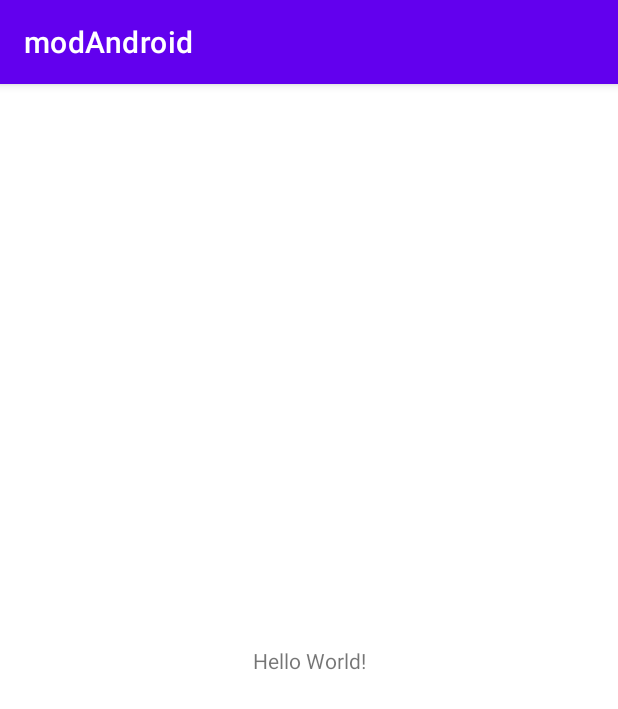
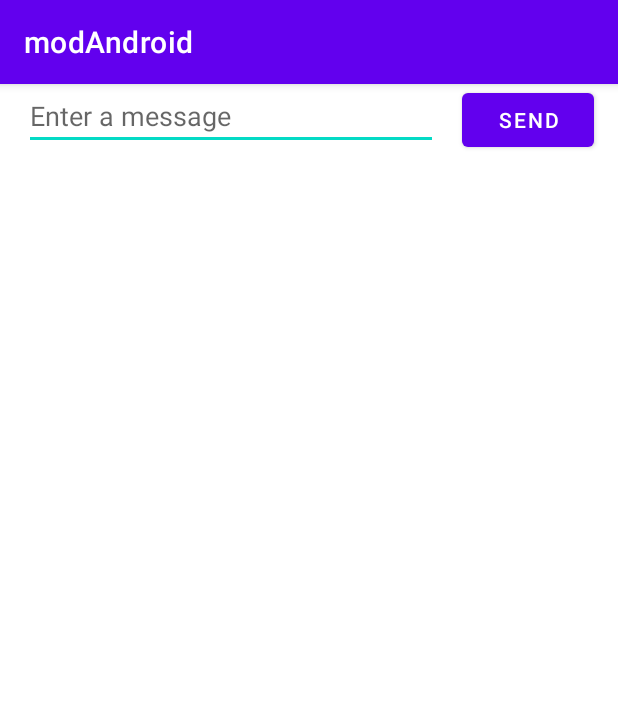
Before and after one commit to jorgbell/VDM_22-23, an Android app: the screen it shows after launch (MainActivity), on a phone screen of 412 x 824 dp. Shown: the top 709 px of the screen. Run offline under Robolectric (Android 15) with nearby library versions, the phone set to English and light mode, and no system bars.

Commit message:
piummmmmmmm mitad de la p0

```diff
--- a/practicas/p0/modandroid/src/main/java/com/example/modandroid/MainActivity.java
+++ b/practicas/p0/modandroid/src/main/java/com/example/modandroid/MainActivity.java
@@ -2,13 +2,26 @@ package com.example.modandroid;
 
 import androidx.appcompat.app.AppCompatActivity;
 
+import android.content.Intent;
 import android.os.Bundle;
+import android.view.View;
+import android.widget.EditText;
 
 public class MainActivity extends AppCompatActivity {
+    public static final String EXTRA_MESSAGE = "com.example.myfirstapp.MESSAGE";
 
     @Override
     protected void onCreate(Bundle savedInstanceState) {
         super.onCreate(savedInstanceState);
         setContentView(R.layout.activity_main);
     }
+    /** Called when the user taps the Send button */
+    public void sendMessage(View view) {
+        // Do something in response to button
+        Intent intent = new Intent(this, DisplayMessageActivity.class);
+        EditText editText = (EditText) findViewById(R.id.editTextTextPersonName);
+        String message = editText.getText().toString();
+        intent.putExtra(EXTRA_MESSAGE, message);
+        startActivity(intent);
+    }
 }
--- a/practicas/p0/modandroid/src/main/res/layout/activity_main.xml
+++ b/practicas/p0/modandroid/src/main/res/layout/activity_main.xml
@@ -6,13 +6,29 @@
     android:layout_height="match_parent"
     tools:context=".MainActivity">
 
-    <TextView
+    <EditText
+        android:id="@+id/editTextTextPersonName"
+        android:layout_width="0dp"
+        android:layout_height="44dp"
+        android:layout_marginStart="16dp"
+        android:ems="10"
+        android:hint="@string/edit_message"
+        android:inputType="textPersonName"
+        app:layout_constraintBaseline_toBaselineOf="@+id/button"
+        app:layout_constraintEnd_toStartOf="@+id/button"
+        app:layout_constraintHorizontal_bias="0.5"
+        app:layout_constraintStart_toStartOf="parent" />
+
+    <Button
+        android:id="@+id/button"
         android:layout_width="wrap_content"
         android:layout_height="wrap_content"
-        android:text="Hello World!"
-        app:layout_constraintBottom_toBottomOf="parent"
+        android:layout_marginStart="16dp"
+        android:layout_marginEnd="16dp"
+        android:onClick="sendMessage"
+        android:text="@string/button_send"
         app:layout_constraintEnd_toEndOf="parent"
-        app:layout_constraintStart_toStartOf="parent"
-        app:layout_constraintTop_toTopOf="parent" />
-
+        app:layout_constraintHorizontal_bias="0.5"
+        app:layout_constraintStart_toEndOf="@+id/editTextTextPersonName"
+        tools:layout_editor_absoluteY="18dp" />
 </androidx.constraintlayout.widget.ConstraintLayout>
--- a/practicas/p0/modandroid/src/main/res/values/strings.xml
+++ b/practicas/p0/modandroid/src/main/res/values/strings.xml
@@ -1,3 +1,5 @@
 <resources>
     <string name="app_name">modAndroid</string>
+    <string name="edit_message">Enter a message</string>
+    <string name="button_send">Send</string>
 </resources>
```
Also changed, not shown: practicas/p0/modandroid/src/main/AndroidManifest.xml (+7 -0 lines), practicas/p0/modandroid/src/main/java/com/example/modandroid/DisplayMessageActivity.java (added, +23 -0 lines), practicas/p0/modandroid/src/main/res/layout/activity_display_message.xml (added, +18 -0 lines).
